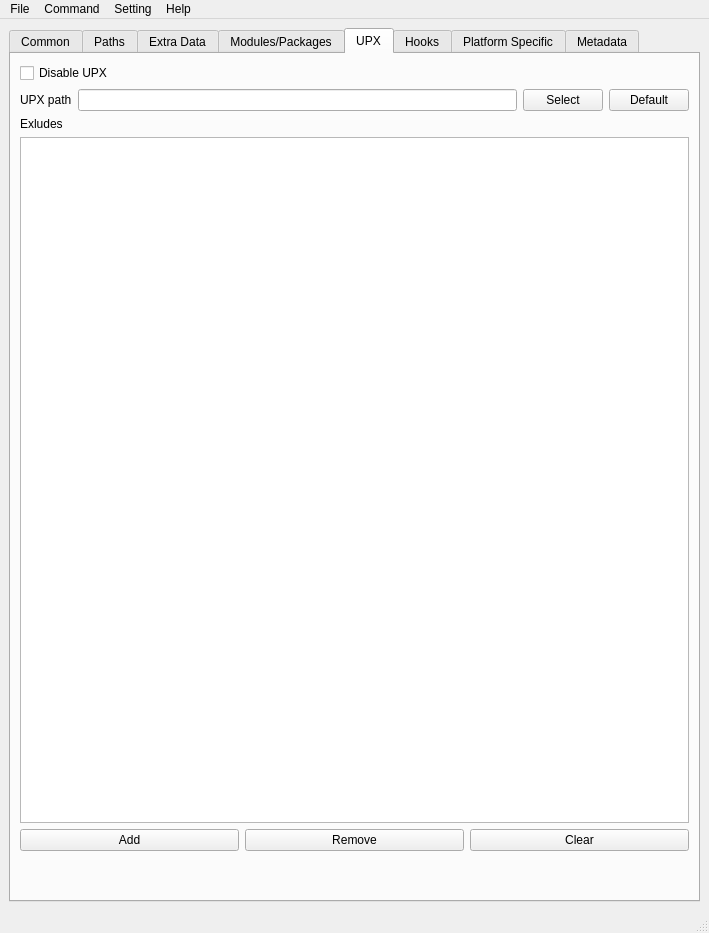
Qt form ui/design/main.ui (zimolab/PyInstallerGUI) before a commit.
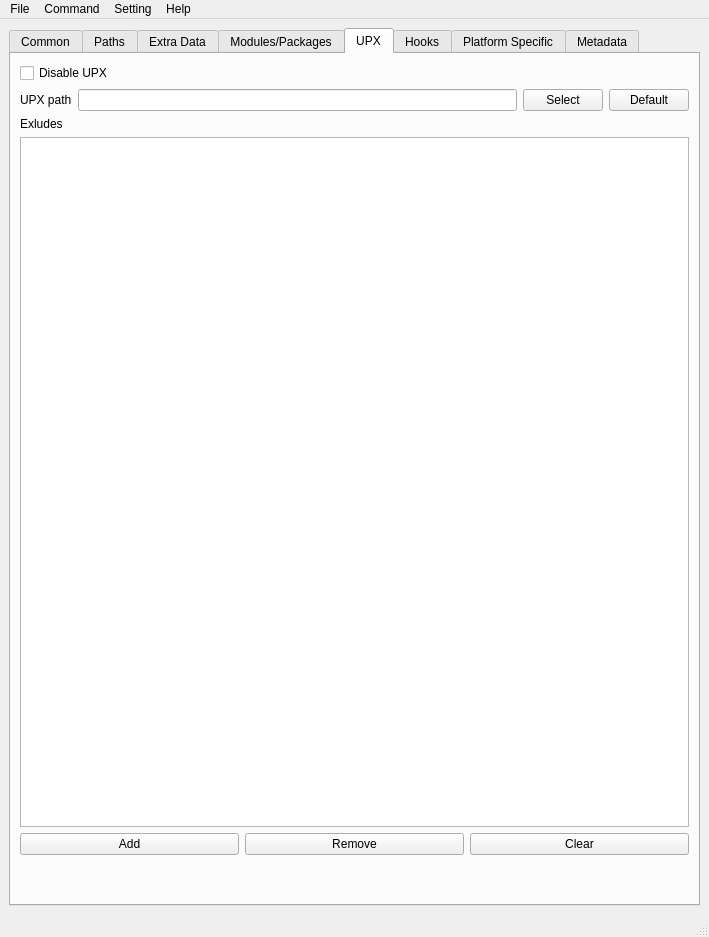
The same form after that commit. Custom widgets are drawn as their Qt base class.

Commit message: 添加切换界面风格功能

What changed in the file:
```diff
--- a/ui/design/main.ui
+++ b/ui/design/main.ui
@@ -8,7 +8,7 @@
     <x>0</x>
     <y>0</y>
     <width>709</width>
-    <height>933</height>
+    <height>937</height>
    </rect>
   </property>
   <property name="acceptDrops">
```
Left out of the diff: 6 changed lines with no effect on the pictures. The commit also changes 2 other files.
